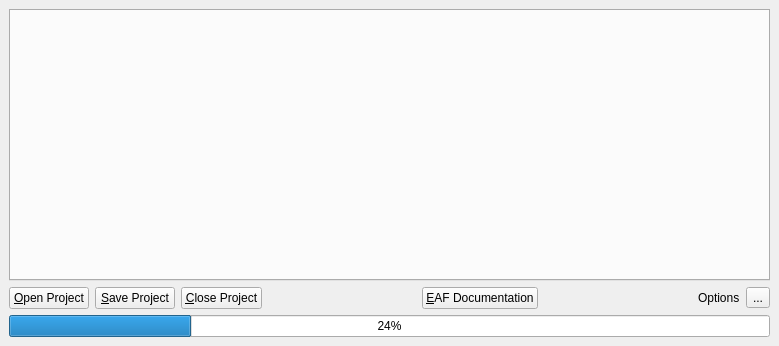
Old version of the form dock.ui in the repository doublebyte1/eaf.
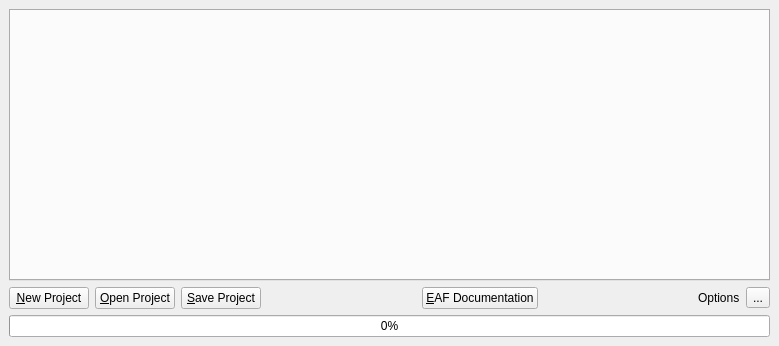
New version of the form.

Commit message: - Added Intro and Conclusion pages with watermark, to the wizard; - Added checkbox to set the completness of the step, and use it to enable the "next" button - Go to next tab, on completion of the wizard - implemented progress bar - Implement the "New project" functionality, as a reset of the first wizard and setting the flow to the start point

```diff
--- a/dock.ui
+++ b/dock.ui
@@ -27,6 +27,13 @@
     </item>
     <item>
      <layout class="QHBoxLayout" name="horizontalLayout">
+      <item>
+       <widget class="QPushButton" name="pushNew">
+        <property name="text">
+         <string>&amp;New Project</string>
+        </property>
+       </widget>
+      </item>
       <item>
        <widget class="QPushButton" name="pushOpen">
         <property name="text">
@@ -41,13 +48,6 @@
         </property>
        </widget>
       </item>
-      <item>
-       <widget class="QPushButton" name="pushClose">
-        <property name="text">
-         <string>&amp;Close Project</string>
-        </property>
-       </widget>
-      </item>
       <item>
        <spacer name="horizontalSpacer">
         <property name="orientation">
@@ -103,7 +103,7 @@
     <item>
      <widget class="QProgressBar" name="progressBar">
       <property name="value">
-       <number>24</number>
+       <number>0</number>
       </property>
      </widget>
     </item>
```
Left out of the diff: 56 changed lines with no effect on the pictures. The commit also changes 36 other files.
